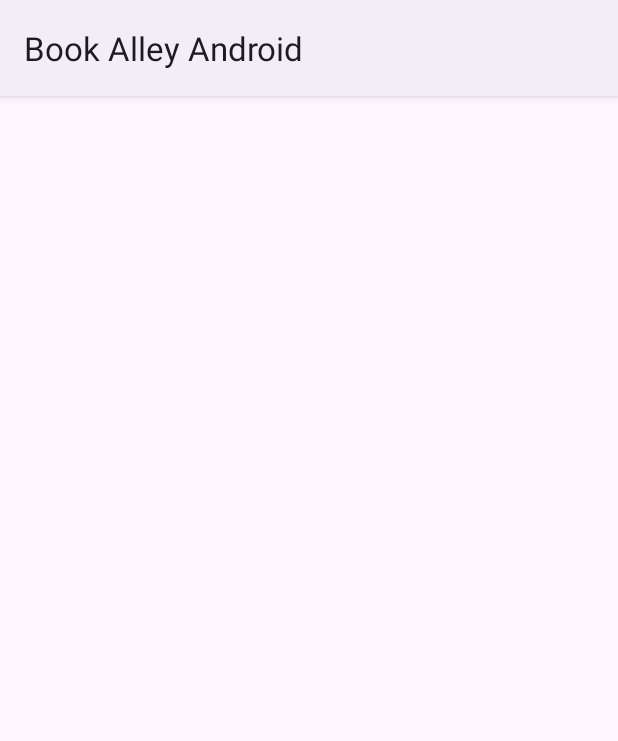
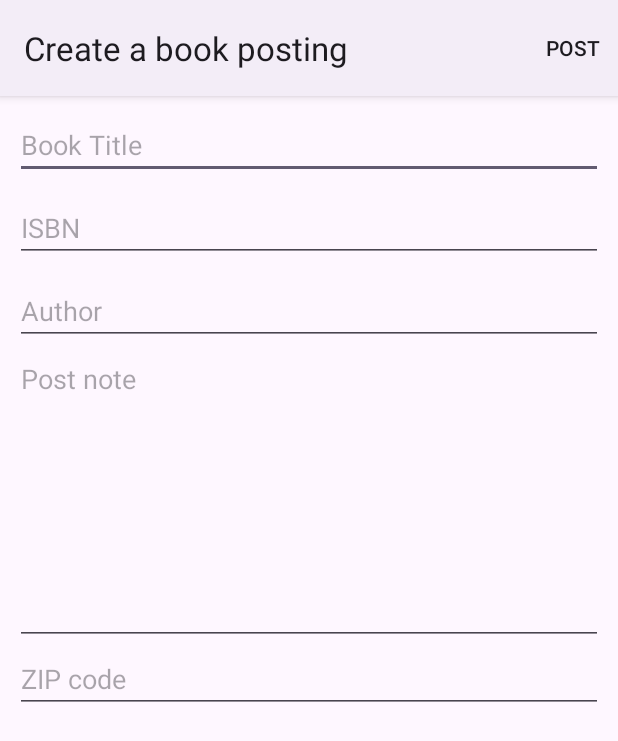
Before and after one commit to Minh-BuiQuang/CSIS-4495-BookAlley, an Android app: the PostingActivity screen opened directly, with no data from a screen before it, on a phone screen of 412 x 824 dp. Shown: the top 741 px of the screen. Run offline under Robolectric (Android 15) with nearby library versions, the phone set to English and light mode, and no system bars; network calls fail.

Commit message:
Add UI and navigation for Create A Posting activity

```diff
--- a/BookAlleyAndroid/app/src/main/java/com/example/bookalleyandroid/Activities/MainActivity.java
+++ b/BookAlleyAndroid/app/src/main/java/com/example/bookalleyandroid/Activities/MainActivity.java
@@ -45,6 +45,10 @@ public class MainActivity extends AppCompatActivity {
         requestQueue = VolleySingleton.getInstance(this).getRequestQueue();
 
         validateSessionToken();
+
+        binding.imageButton.setOnClickListener(v -> {
+            startActivity(new Intent(this, PostingActivity.class));
+        });
 
         binding.conversationRecyclerView.setLayoutManager(new LinearLayoutManager(this));
         //Mock up conversation
--- a/BookAlleyAndroid/app/src/main/java/com/example/bookalleyandroid/Activities/PostingActivity.java
+++ b/BookAlleyAndroid/app/src/main/java/com/example/bookalleyandroid/Activities/PostingActivity.java
@@ -1,16 +1,37 @@
 package com.example.bookalleyandroid.Activities;
 
+import androidx.annotation.NonNull;
 import androidx.appcompat.app.AppCompatActivity;
 
 import android.os.Bundle;
+import android.view.Menu;
+import android.view.MenuItem;
 
 import com.example.bookalleyandroid.R;
+import com.example.bookalleyandroid.databinding.ActivityPostingBinding;
 
 public class PostingActivity extends AppCompatActivity {
 
+    ActivityPostingBinding binding;
     @Override
     protected void onCreate(Bundle savedInstanceState) {
         super.onCreate(savedInstanceState);
-        setContentView(R.layout.activity_posting);
+        binding = ActivityPostingBinding.inflate(getLayoutInflater());
+        setContentView(binding.getRoot());
+        getSupportActionBar().setTitle("Create a book posting");
+    }
+
+    @Override
+    public boolean onCreateOptionsMenu(Menu menu) {
+        getMenuInflater().inflate(R.menu.create_post_menu,menu);
+        return true;
+    }
+
+    @Override
+    public boolean onOptionsItemSelected(@NonNull MenuItem item) {
+        if(item.getItemId() == R.id.postButton){
+            finish();
+        }
+        return true;
     }
 }
--- a/BookAlleyAndroid/app/src/main/res/layout/activity_posting.xml
+++ b/BookAlleyAndroid/app/src/main/res/layout/activity_posting.xml
@@ -6,4 +6,74 @@
     android:layout_height="match_parent"
     tools:context=".Activities.PostingActivity">
 
+    <EditText
+        android:id="@+id/titleEditText"
+        android:layout_width="0dp"
+        android:layout_height="wrap_content"
+        android:layout_marginStart="10dp"
+        android:layout_marginTop="10dp"
+        android:layout_marginEnd="10dp"
+        android:ems="10"
+        android:hint="Book Title"
+        android:inputType="text"
+        app:layout_constraintEnd_toEndOf="parent"
+        app:layout_constraintStart_toStartOf="parent"
+        app:layout_constraintTop_toTopOf="parent" />
+
+    <EditText
+        android:id="@+id/isbnEditText"
+        android:layout_width="0dp"
+        android:layout_height="wrap_content"
+        android:layout_marginStart="10dp"
+        android:layout_marginTop="10dp"
+        android:layout_marginEnd="10dp"
+        android:ems="10"
+        android:hint="ISBN"
+        android:inputType="text"
+        app:layout_constraintEnd_toEndOf="parent"
+        app:layout_constraintStart_toStartOf="parent"
+        app:layout_constraintTop_toBottomOf="@+id/titleEditText" />
+
+    <EditText
+        android:id="@+id/authorEditText"
+        android:layout_width="0dp"
+        android:layout_height="wrap_content"
+        android:layout_marginStart="10dp"
+        android:layout_marginTop="10dp"
+        android:layout_marginEnd="10dp"
+        android:ems="10"
+        android:hint="Author"
+        android:inputType="text"
+        app:layout_constraintEnd_toEndOf="parent"
+        app:layout_constraintStart_toStartOf="parent"
+        app:layout_constraintTop_toBottomOf="@+id/isbnEditText" />
+
+    <EditText
+        android:id="@+id/zipCodeEditText"
+        android:layout_width="0dp"
+        android:layout_height="wrap_content"
+        android:layout_marginStart="10dp"
+        android:layout_marginEnd="10dp"
+        android:ems="10"
+        android:hint="ZIP code"
+        android:inputType="text"
+        app:layout_constraintEnd_toEndOf="parent"
+        app:layout_constraintStart_toStartOf="parent"
+        app:layout_constraintTop_toBottomOf="@+id/noteEditText" />
+
+    <EditText
+        android:id="@+id/noteEditText"
+        android:layout_width="0dp"
+        android:layout_height="200dp"
+        android:layout_marginStart="10dp"
+        android:layout_marginEnd="10dp"
+        android:ems="10"
+        android:gravity="top|left"
+        android:hint="Post note"
+        android:inputType="text"
+        android:lines="5"
+        app:layout_constraintEnd_toEndOf="parent"
+        app:layout_constraintStart_toStartOf="parent"
+        app:layout_constraintTop_toBottomOf="@+id/authorEditText" />
+
 </androidx.constraintlayout.widget.ConstraintLayout>
--- a/BookAlleyAndroid/app/src/main/res/layout/activity_sign_in.xml
+++ b/BookAlleyAndroid/app/src/main/res/layout/activity_sign_in.xml
@@ -82,7 +82,7 @@
         android:id="@+id/textView"
         android:layout_width="wrap_content"
         android:layout_height="wrap_content"
-        android:layout_marginTop="30dp"
+        android:layout_marginTop="10dp"
         android:fontFamily="serif"
         android:text="Book Alley"
         android:textColor="#329E18"
--- /dev/null
+++ b/BookAlleyAndroid/app/src/main/res/menu/create_post_menu.xml
@@ -0,0 +1,9 @@
+<?xml version="1.0" encoding="utf-8"?>
+<menu xmlns:android="http://schemas.android.com/apk/res/android"
+    xmlns:app="http://schemas.android.com/apk/res-auto">
+
+    <item
+        android:id="@+id/postButton"
+        android:title="Post"
+        app:showAsAction="always"/>
+</menu>
--- a/BookAlleyAndroid/app/src/main/res/values/strings.xml
+++ b/BookAlleyAndroid/app/src/main/res/values/strings.xml
@@ -1,5 +1,5 @@
 <resources>
-    <string name="app_name">Book Alley Android</string>
+    <string name="app_name">Book Alley</string>
     <string name="book_alley_api">bookalleywebapi-app-202310071428.thankfulsky-ad891e59.westus.azurecontainerapps.io</string>
     <string name="preference_key">BookAlleyPreferences</string>
 </resources>
```
Also changed, not shown: BookAlleyAndroid/app/src/main/res/layout/activity_message.xml (+30 -0 lines).
